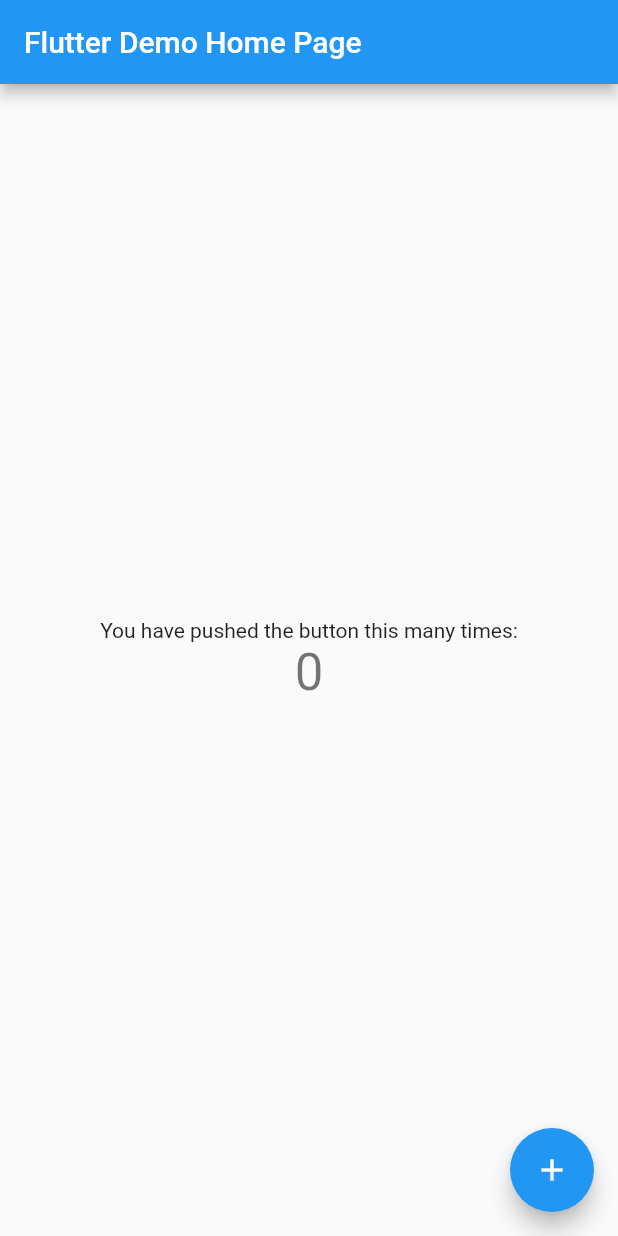
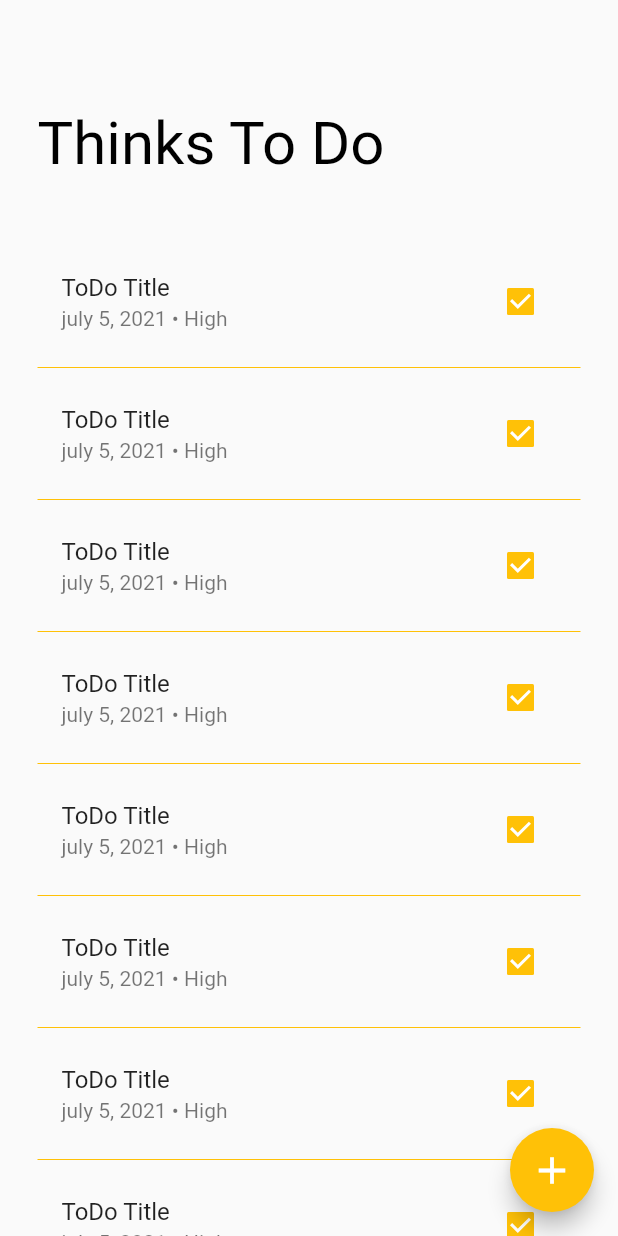
Before and after one commit to ucpritam/flutter-todo, a Flutter app: the screen it shows after launch, on a phone screen of 412 x 824 dp. Run offline on Flutter 3.47's test engine with Material 2 defaults, Android fonts, the phone set to English and light mode, and no system bars; drawn by our look-alikes of velocity_x.

Commit message:
Created ToDo list Screen|Flutter

```diff
--- /dev/null
+++ b/lib/Pages/todoListPage.dart
@@ -0,0 +1,73 @@
+import 'package:flutter/material.dart';
+import 'package:velocity_x/velocity_x.dart';
+
+class ToDoHome extends StatefulWidget {
+  @override
+  _ToDoHomeState createState() => _ToDoHomeState();
+}
+
+class _ToDoHomeState extends State<ToDoHome> {
+  Widget _buildTasks(int index) {
+    return Padding(
+      padding: EdgeInsets.symmetric(horizontal: 25),
+      child: VStack([
+        ListTile(
+          title: "ToDo Title".text.make(),
+          subtitle: "july 5, 2021 • High".text.make(),
+          trailing: Checkbox(
+            onChanged: (value) {
+              print(value);
+            },
+            activeColor: Theme.of(context).primaryColor,
+            value: true,
+          ),
+        ),
+        Divider(
+          color: Theme.of(context).primaryColor,
+        )
+      ]),
+    );
+  }
+
+  @override
+  Widget build(BuildContext context) {
+    return Scaffold(
+      floatingActionButton: FloatingActionButton(
+        child: Icon(
+          Icons.add,
+          color: Colors.white,
+          size: 30,
+        ),
+        backgroundColor: Theme.of(context).accentColor,
+        onPressed: () {
+          "Tapped".text.make();
+        },
+      ),
+      body: ListView.builder(
+        padding: EdgeInsets.symmetric(vertical: 60),
+        itemCount: 10,
+        itemBuilder: (BuildContext context, int index) {
+          if (index == 0) {
+            return Padding(
+              padding: EdgeInsets.symmetric(horizontal: 25, vertical: 25 / 2),
+              child: VStack(
+                [
+                  "Thinks To Do".text.black.size(40).make(),
+                  SizedBox(height: 10),
+                  ""
+                      .text
+                      .gray700
+                      .size(20)
+                      .fontWeight(FontWeight.w600)
+                      .make(),
+                ],
+                crossAlignment: CrossAxisAlignment.start,
+              ),
+            );
+          }
+          return _buildTasks(index);
+        },
+      ),
+    );
+  }
+}
--- a/lib/main.dart
+++ b/lib/main.dart
@@ -1,4 +1,5 @@
 import 'package:flutter/material.dart';
+import 'package:sqflitecurd/Pages/todoListPage.dart';
 
 void main() {
   runApp(MyApp());
@@ -9,62 +10,12 @@
   @override
   Widget build(BuildContext context) {
     return MaterialApp(
-      title: 'Flutter Demo',
+      title: 'ToDo List',
+      debugShowCheckedModeBanner: false,
       theme: ThemeData(
-        primarySwatch: Colors.blue,
+        primarySwatch: Colors.amber,
       ),
-      home: MyHomePage(title: 'Flutter Demo Home Page'),
+      home: ToDoHome(),
     );
   }
 }
-
-class MyHomePage extends StatefulWidget {
-  MyHomePage({Key key, this.title}) : super(key: key);
-
-  final String title;
-
-  @override
-  _MyHomePageState createState() => _MyHomePageState();
-}
-
-class _MyHomePageState extends State<MyHomePage> {
-  int _counter = 0;
-
-  void _incrementCounter() {
-    setState(() {
-      _counter++;
-    });
-  }
-
-  @override
-  Widget build(BuildContext context) {
-
-    return Scaffold(
-      appBar: AppBar(
-
-        title: Text(widget.title),
-      ),
-      body: Center(
-
-        child: Column(
-
-          mainAxisAlignment: MainAxisAlignment.center,
-          children: <Widget>[
-            Text(
-              'You have pushed the button this many times:',
-            ),
-            Text(
-              '$_counter',
-              style: Theme.of(context).textTheme.headline4,
-            ),
-          ],
-        ),
-      ),
-      floatingActionButton: FloatingActionButton(
-        onPressed: _incrementCounter,
-        tooltip: 'Increment',
-        child: Icon(Icons.add),
-      ), // This trailing comma makes auto-formatting nicer for build methods.
-    );
-  }
-}
```
Also changed, not shown: pubspec.yaml (+4 -22 lines), pubspec.lock.
